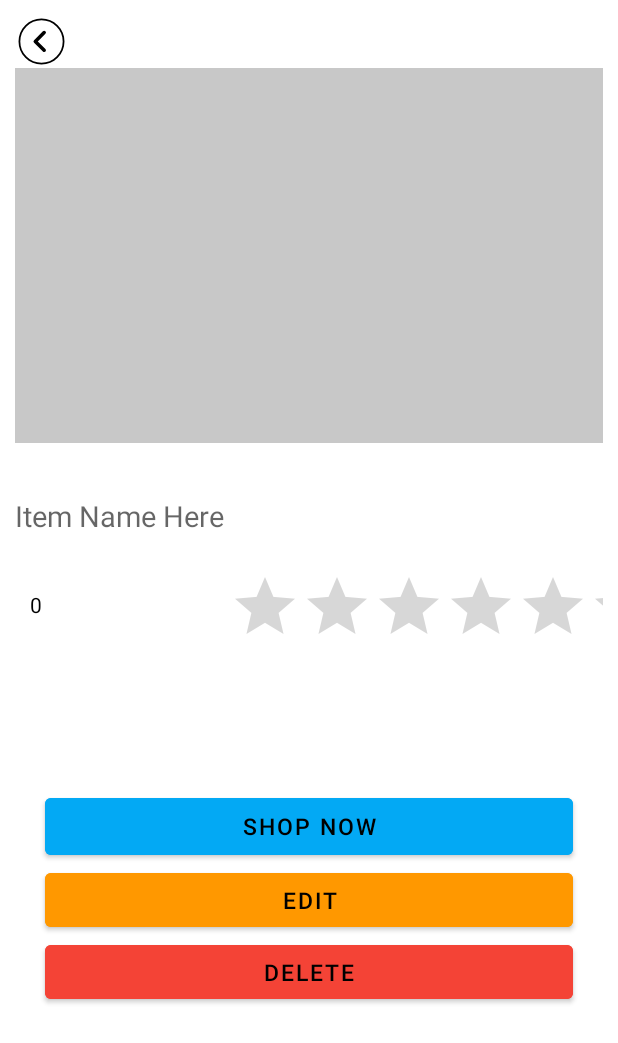
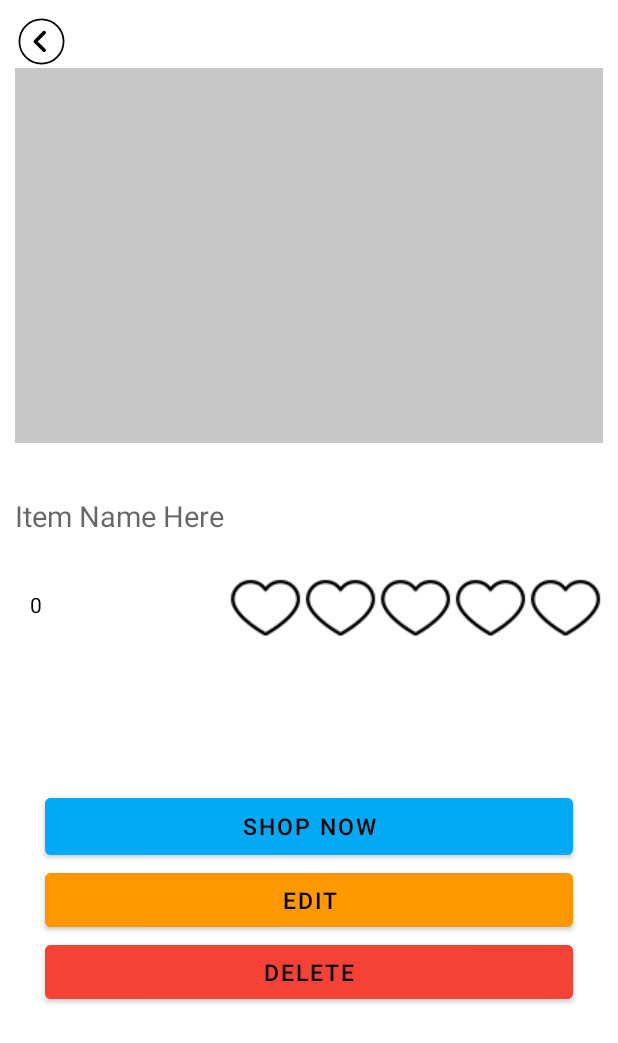
Before and after one commit to AlAuB/GiftMe, an Android app: the DetailedItemViewActivity screen opened directly, with no data from a screen before it, on a phone screen of 412 x 824 dp. Shown: the top 1043 px of the screen. Run offline under Robolectric (Android 15) with nearby library versions, the phone set to English and light mode, and no system bars; 1 statement that could not run was skipped.

Commit message:
rating bar update

```diff
--- /dev/null
+++ b/app/src/main/res/drawable/custom_rating_bar.xml
@@ -0,0 +1,15 @@
+<?xml version="1.0" encoding="utf-8"?>
+<layer-list xmlns:android="http://schemas.android.com/apk/res/android">
+
+    <item android:id="@android:id/background"
+        android:drawable="@drawable/rating_empty"
+        />
+
+    <item android:id="@android:id/secondaryProgress"
+        android:drawable="@drawable/rating_empty"
+        />
+    <item android:id="@android:id/progress"
+        android:drawable="@drawable/rating_fill"
+        />
+
+</layer-list>
--- /dev/null
+++ b/app/src/main/res/drawable/rating_empty.xml
@@ -0,0 +1,26 @@
+<?xml version="1.0" encoding="utf-8"?>
+<selector xmlns:android="http://schemas.android.com/apk/res/android">
+
+    <item android:state_pressed="true"
+        android:state_window_focused="true"
+        android:drawable="@drawable/ic_heart_empty"
+        android:width="30dp"
+        android:height="30dp"/>
+
+    <item android:state_focused="true"
+        android:state_window_focused="true"
+        android:drawable="@drawable/ic_heart_empty"
+        android:width="30dp"
+        android:height="30dp"/>
+
+    <item android:state_selected="true"
+        android:state_window_focused="true"
+        android:drawable="@drawable/ic_heart_empty"
+        android:width="30dp"
+        android:height="30dp"/>
+
+    <item
+        android:drawable="@drawable/ic_heart_empty"
+        android:width="30dp"
+        android:height="30dp"/>
+</selector>
--- /dev/null
+++ b/app/src/main/res/drawable/rating_fill.xml
@@ -0,0 +1,26 @@
+<?xml version="1.0" encoding="utf-8"?>
+<selector xmlns:android="http://schemas.android.com/apk/res/android">
+
+    <item android:state_pressed="true"
+        android:state_window_focused="true"
+        android:drawable="@drawable/ic_heart_fill"
+        android:width="30dp"
+        android:height="30dp"/>
+
+    <item android:state_focused="true"
+        android:state_window_focused="true"
+        android:drawable="@drawable/ic_heart_fill"
+        android:width="30dp"
+        android:height="30dp"/>
+
+    <item android:state_selected="true"
+        android:state_window_focused="true"
+        android:drawable="@drawable/ic_heart_fill"
+        android:width="30dp"
+        android:height="30dp"/>
+
+    <item
+        android:drawable="@drawable/ic_heart_fill"
+        android:width="30dp"
+        android:height="30dp"/>
+</selector>
--- a/app/src/main/res/layout/activity_add_new_item_manually.xml
+++ b/app/src/main/res/layout/activity_add_new_item_manually.xml
@@ -99,15 +99,14 @@
         android:contentDescription="@string/image_for_current_item" />
 
     <RatingBar
+        style="@style/CustomRatingBarStyle"
         android:id="@+id/item_rating"
         android:layout_width="wrap_content"
         android:layout_height="wrap_content"
-        android:layout_gravity="center"
-        android:layout_marginTop="10dp"
-        android:numStars="5"
-        android:progressTint="#F44336"
-        android:rating="0"
-        android:stepSize="0.5" />
+        android:layout_gravity="center_horizontal"
+        android:layout_marginStart="10dp"
+        android:layout_marginEnd="10dp"
+        android:progressDrawable="@drawable/custom_rating_bar"/>
 
     <androidx.constraintlayout.widget.ConstraintLayout
         android:layout_width="match_parent"
--- a/app/src/main/res/layout/detailed_item_view.xml
+++ b/app/src/main/res/layout/detailed_item_view.xml
@@ -62,16 +62,17 @@
                 android:text=""
                 android:hint="input price"
                 android:layout_marginStart="10dp"/>
+
             <RatingBar
+                style="@style/CustomRatingBarStyle"
                 android:id="@+id/ratingBar"
-                android:layout_width="0dp"
-                android:layout_weight="3"
-                android:layout_height="match_parent"
+                android:layout_width="wrap_content"
+                android:layout_height="wrap_content"
                 android:gravity="right|center_vertical"
-                android:layout_marginStart="50dp"
-                android:stepSize="1"
-                android:numStars="5"
-                android:isIndicator="true" />
+                android:layout_marginStart="10dp"
+                android:isIndicator="true"
+                android:progressDrawable="@drawable/custom_rating_bar"/>
+
         </LinearLayout>
         <TextView
             android:id="@+id/descriptionTV"
--- a/app/src/main/res/layout/edit_item_view.xml
+++ b/app/src/main/res/layout/edit_item_view.xml
@@ -85,15 +85,16 @@
             android:textColor="@color/black" />
 
         <RatingBar
+            style="@style/CustomRatingBarStyle"
             android:id="@+id/ratingBar"
             android:layout_width="0dp"
             android:layout_height="match_parent"
             android:layout_marginStart="10dp"
             android:layout_weight="2"
             android:gravity="end|center_vertical"
-            android:numStars="5"
             android:rating="0"
-            android:stepSize="1" />
+            android:stepSize="0.5" />
+
     </LinearLayout>
 
     <EditText
--- a/app/src/main/res/layout/item_card.xml
+++ b/app/src/main/res/layout/item_card.xml
@@ -30,14 +30,14 @@
                 app:layout_constraintTop_toTopOf="parent" />
 
             <RatingBar
+                style="@style/CustomRatingBarStyle"
                 android:id="@+id/rating"
                 android:layout_width="wrap_content"
-                android:layout_height="40dp"
+                android:layout_height="wrap_content"
                 android:clickable="false"
                 android:focusable="false"
                 android:focusableInTouchMode="false"
                 android:isIndicator="true"
-                android:numStars="5"
                 android:progressTint="#F44336"
                 android:scaleX=".4"
                 android:scaleY=".4"
--- a/app/src/main/res/layout/my_collection_items_row.xml
+++ b/app/src/main/res/layout/my_collection_items_row.xml
@@ -63,12 +63,12 @@
                     android:textStyle="bold" />
 
                 <RatingBar
+                    style="@style/CustomRatingBarStyle"
                     android:id="@+id/detail_view_item_rating"
                     android:layout_width="wrap_content"
                     android:layout_height="wrap_content"
                     android:isIndicator="true"
                     android:progressTint="#F44336"
-                    android:max="5"
                     android:scaleX=".4"
                     android:scaleY=".4"
                     android:stepSize="0.5"
--- a/app/src/main/res/values/styles.xml
+++ b/app/src/main/res/values/styles.xml
@@ -1,5 +1,12 @@
 <?xml version="1.0" encoding="utf-8"?>
 <resources>
+
+    <style name="AppTheme" parent="Theme.AppCompat.Light.DarkActionBar">
+        <!-- Customize your theme here. -->
+        <item name="colorPrimary">@color/lightblue</item>
+        <item name="colorPrimaryDark">@color/black</item>
+        <item name="colorAccent">@color/pink</item>
+    </style>
 
     <style name="heading">
         <item name="android:textSize">20dp</item>
--- a/app/src/main/res/values/themes.xml
+++ b/app/src/main/res/values/themes.xml
@@ -44,4 +44,9 @@
         <item name="android:colorBackground">#FFFFFF</item>
     </style>
 
+    <style name="CustomRatingBarStyle" parent="Widget.AppCompat.RatingBar">
+        <item name="android:progressDrawable">@drawable/custom_rating_bar</item>
+        <item name="android:numStars">5</item>
+    </style>
+
 </resources>
```
Also changed, not shown: app/src/main/res/drawable-mdpi/heart.png (added), app/src/main/res/drawable-mdpi/heart_empty.png (added), app/src/main/res/drawable/ic_heart_empty.png (added), app/src/main/res/drawable/ic_heart_fill.png (added).
